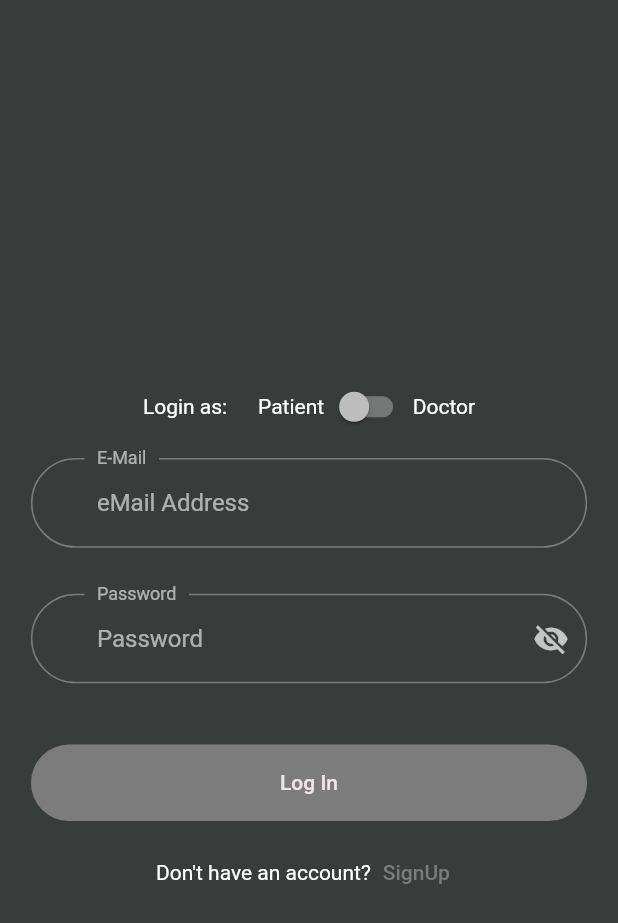
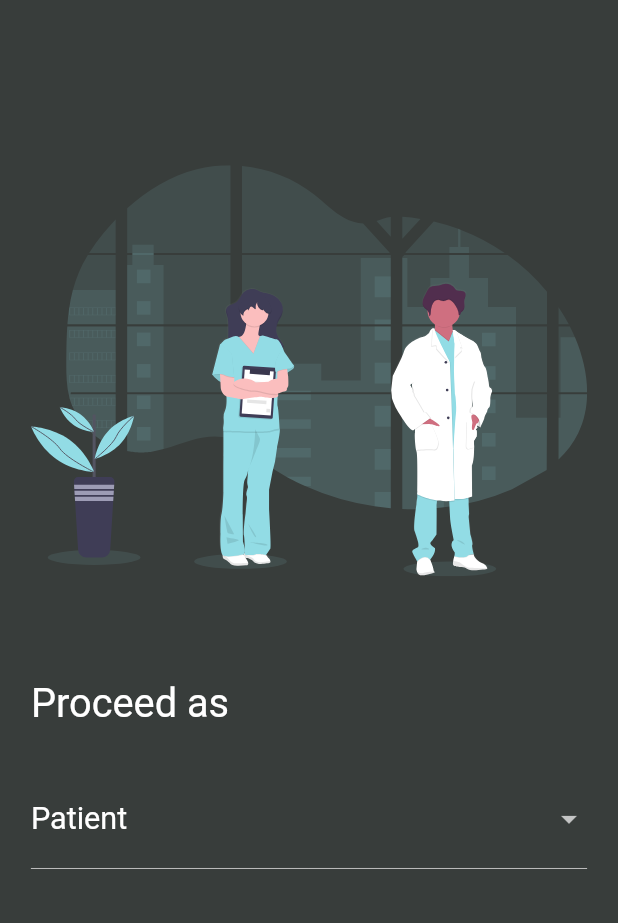
Before and after one commit to Anmol977/Covid-monitoring-system, a Flutter app: the screen it shows after launch, on a phone screen of 412 x 824 dp. Shown: the top 923 px of the screen. Run offline on Flutter 3.47's test engine with Material 2 defaults, Android fonts, the phone set to English and light mode, and no system bars; our stand-ins replace flutter_screenutil, flutter_svg; missing offline and left inert: mqtt_client.

Commit message:
added a selector page

```diff
--- a/app/lib/constants/assets.dart
+++ b/app/lib/constants/assets.dart
@@ -8,4 +8,5 @@ class Assets {
   static const String undraw1nobg =
       'assets/undraw_doctor_kw5l-removebg-preview.png';
   static const String undraw1svg = 'assets/undraw_doctor_kw-5-l (1).svg';
+  static const String undrawdocs = 'assets/undraw_doctors_hwty.svg';
 }
--- a/app/lib/constants/colors.dart
+++ b/app/lib/constants/colors.dart
@@ -2,7 +2,8 @@ import 'package:flutter/material.dart';
 
 class AppColors {
   static const Color backgroundColor = Color(0xFF383D3B);
-  static const Color primaryColor = Color(0xFF7C7C7C);
+  static const Color primaryColor = Color(0xFF52DEE5); //Color(0xFF7C7C7C);
   static const Color secondaryColor = Color(0xFFEEE5E9);
+  static const Color tertiaryColor = Color(0xFF92DCE5);
   static const Color transparent = Colors.transparent;
 }
--- a/app/lib/constants/routes.dart
+++ b/app/lib/constants/routes.dart
@@ -1,15 +1,18 @@
 import 'package:covmon/screens/home/home.dart';
 import 'package:covmon/screens/login/login.dart';
+import 'package:covmon/screens/selector/selector.dart';
 import 'package:covmon/screens/signup/signup.dart';
 import 'package:flutter/material.dart';
 
 class Routes {
+  static const String select = '/select';
   static const String login = '/login';
   static const String signup = '/signup';
   static const String home = '/home';
 }
 
 final Map<String, WidgetBuilder> routes = {
+  Routes.select: (context) => const SelectorScreen(),
   Routes.login: (context) => const LoginScreen(),
   Routes.signup: (context) => const SignupScreen(),
   Routes.home: (context) => const HomeScreen(),
--- a/app/lib/constants/strings.dart
+++ b/app/lib/constants/strings.dart
@@ -20,6 +20,7 @@ class Strings {
   static const String patient = 'Patient';
   static const String loginAs = 'Login as:';
   static const String signupAs = 'Sign Up as:';
+  static const String continueAs = 'Proceed as ';
 
   static const String enterName = 'Please enter your Full Name';
   static const String enterPhone = 'Please enter your Phone Number';
--- a/app/lib/main.dart
+++ b/app/lib/main.dart
@@ -30,7 +30,7 @@ class MyApp extends StatelessWidget {
           title: Strings.appTitle,
           theme: theme(),
           routes: routes,
-          home: const LoginScreen(),
+          initialRoute: Routes.select,
         ),
       ),
     );
--- a/app/lib/mqtt/MQTTManager.dart
+++ b/app/lib/mqtt/MQTTManager.dart
@@ -97,7 +97,7 @@ class MQTTManager {
 
       // final MqttPublishMessage recMess = c![0].payload;
       final String pt =
-          MqttPublishPayload.bytesToStringAsString(recMess.payload.message!);
+          MqttPublishPayload.bytesToStringAsString(recMess.payload.message);
       _currentState.setReceivedText(pt);
       print(
           'EXAMPLE::Change notification:: topic is <${c[0].topic}>, payload is <-- $pt -->');
--- a/app/lib/screens/login/login.dart
+++ b/app/lib/screens/login/login.dart
@@ -16,11 +16,12 @@ class LoginScreen extends StatefulWidget {
 class _LoginScreenState extends State<LoginScreen> {
   final FocusNode focusNode = FocusNode();
   final _formKey = GlobalKey<FormState>();
-  bool obscureText = true, isDoctor = false;
+  bool obscureText = true;
   String email = Strings.empty, password = Strings.empty;
 
   @override
   Widget build(BuildContext context) {
+    final bool isDoctor = ModalRoute.of(context)!.settings.arguments as bool;
     return SafeArea(
       child: Scaffold(
         body: SingleChildScrollView(
@@ -32,24 +33,6 @@ class _LoginScreenState extends State<LoginScreen> {
                 mainAxisAlignment: MainAxisAlignment.center,
                 children: [
                   SizedBox(height: 0.3.sh),
-                  Row(
-                    mainAxisAlignment: MainAxisAlignment.center,
-                    children: [
-                      const Text(Strings.loginAs),
-                      SizedBox(width: 0.05.sw),
-                      const Text(Strings.patient),
-                      Switch(
-                        value: isDoctor,
-                        onChanged: (value) {
-                          setState(() {
-                            isDoctor = value;
-                          });
-                        },
-                      ),
-                      const Text(Strings.doctor),
-                    ],
-                  ),
-                  SizedBox(height: 10.h),
                   TextFormField(
                     validator: (value) {
                       if (value == null || value.isEmpty) {
@@ -138,7 +121,10 @@ class _LoginScreenState extends State<LoginScreen> {
                         style: inLineTextButtonTheme(),
                         onPressed: () {
                           Navigator.pushReplacementNamed(
-                              context, Routes.signup);
+                            context,
+                            Routes.signup,
+                            arguments: isDoctor,
+                          );
                         },
                         child: const Text(Strings.signup),
                       ),
--- /dev/null
+++ b/app/lib/screens/selector/selector.dart
@@ -0,0 +1,116 @@
+import 'package:covmon/constants/assets.dart';
+import 'package:covmon/constants/routes.dart';
+import 'package:covmon/constants/strings.dart';
+import 'package:flutter/material.dart';
+import 'package:flutter_screenutil/flutter_screenutil.dart';
+import 'package:flutter_svg/flutter_svg.dart';
+
+class SelectorScreen extends StatefulWidget {
+  const SelectorScreen({Key? key}) : super(key: key);
+
+  @override
+  _SelectorScreenState createState() => _SelectorScreenState();
+}
+
+class _SelectorScreenState extends State<SelectorScreen> {
+  bool isDoctor = false;
+  @override
+  Widget build(BuildContext context) {
+    return SafeArea(
+      child: Scaffold(
+        body: Padding(
+          padding: EdgeInsets.symmetric(horizontal: 0.05.sw),
+          child: Column(
+            crossAxisAlignment: CrossAxisAlignment.start,
+            children: [
+              SizedBox(height: 0.05.sh),
+              SvgPicture.asset(
+                Assets.undrawdocs,
+                height: 0.5.sh,
+              ),
+              Text(
+                Strings.continueAs,
+                style: TextStyle(
+                  fontSize: 26.sp,
+                ),
+              ),
+              SizedBox(height: 20.h),
+              DropdownButton<bool>(
+                isExpanded: true,
+                onChanged: (value) {
+                  isDoctor = value!;
+                  Navigator.pushNamed(
+                    context,
+                    Routes.login,
+                    arguments: isDoctor,
+                  );
+                },
+                value: false,
+                itemHeight: 0.1.sh,
+                items: [
+                  DropdownMenuItem(
+                    child: Text(
+                      Strings.patient,
+                      style: TextStyle(
+                        fontSize: 20.sp,
+                      ),
+                    ),
+                    value: false,
+                  ),
+                  DropdownMenuItem(
+                    child: Text(
+                      Strings.doctor,
+                      style: TextStyle(
+                        fontSize: 20.sp,
+                      ),
+                    ),
+                    value: true,
+                  ),
+                ],
+              ),
+              /* TextButton( */
+              /*   onPressed: () { */
+              /*     setState(() { */
+              /*       isDoctor = false; */
+              /*     }); */
+              /*     Navigator.pushNamed( */
+              /*       context, */
+              /*       Routes.login, */
+              /*       arguments: isDoctor, */
+              /*     ); */
+              /*   }, */
+              /*   child: Row( */
+              /*     mainAxisAlignment: MainAxisAlignment.spaceEvenly, */
+              /*     children: const [ */
+              /*       Text(Strings.patient), */
+              /*       Icon(Icons.chevron_right), */
+              /*     ], */
+              /*   ), */
+              /* ), */
+              /* SizedBox(height: 10.h), */
+              /* TextButton( */
+              /*   onPressed: () { */
+              /*     setState(() { */
+              /*       isDoctor = true; */
+              /*     }); */
+              /*     Navigator.pushNamed( */
+              /*       context, */
+              /*       Routes.login, */
+              /*       arguments: isDoctor, */
+              /*     ); */
+              /*   }, */
+              /*   child: Row( */
+              /*     mainAxisAlignment: MainAxisAlignment.spaceEvenly, */
+              /*     children: const [ */
+              /*       Text(Strings.doctor), */
+              /*       Icon(Icons.chevron_right), */
+              /*     ], */
+              /*   ), */
+              /* ), */
+            ],
+          ),
+        ),
+      ),
+    );
+  }
+}
```
Also changed, not shown: app/lib/screens/signup/signup.dart (+9 -22 lines), app/pubspec.yaml (+4 -3 lines), app/assets/undraw_doctors_hwty.svg (added).
